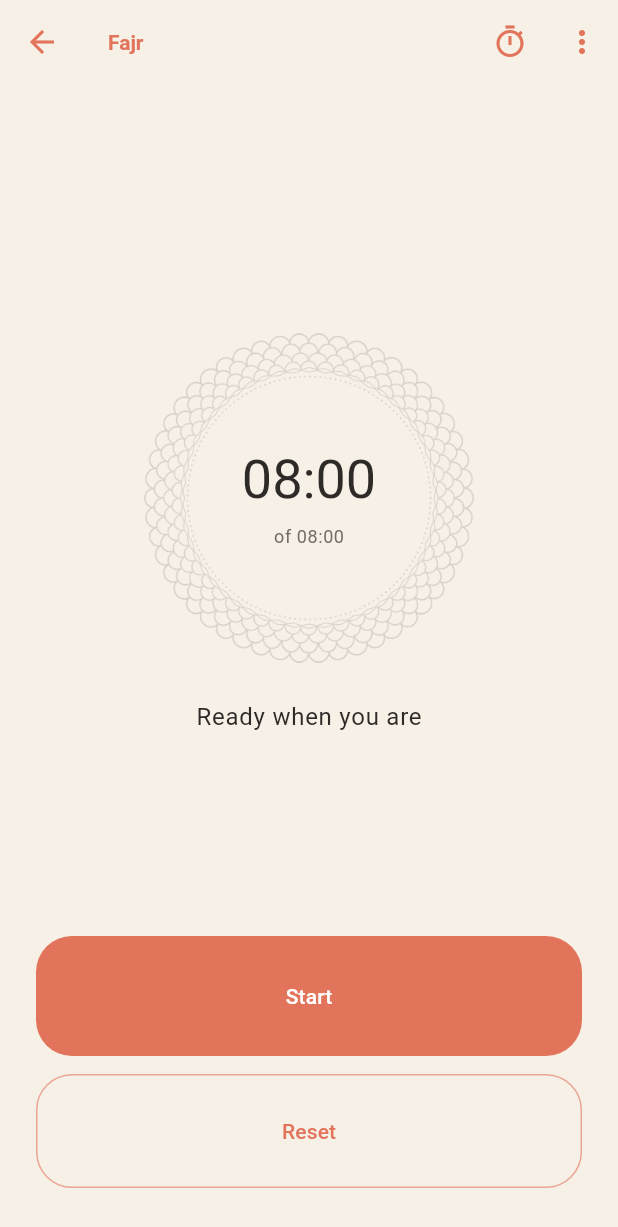
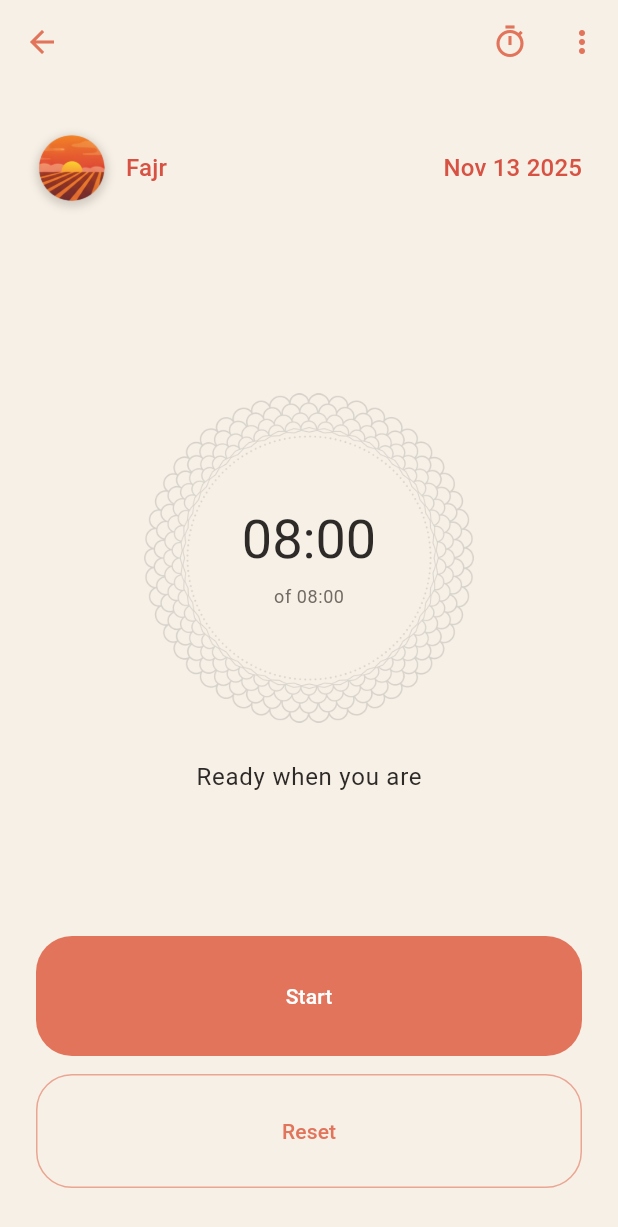
Before and after one commit to SulemanKazi/Khushu, a Flutter app: the screen it shows after launch, after a tap on "Fajr", on a phone screen of 412 x 824 dp. Shown: the top 1227 px of the screen. Run offline on Flutter 3.47's test engine with Material 3 defaults, Android fonts, the phone set to English and light mode, and no system bars; our stand-ins replace shared_preferences.

Commit message:
Update timer page with prayer icon

```diff
--- a/lib/screens/prayer_timer_screen.dart
+++ b/lib/screens/prayer_timer_screen.dart
@@ -4,6 +4,31 @@ import 'package:provider/provider.dart';
 import '../models/prayer_models.dart';
 import '../state/prayer_controller.dart';
 import '../widgets/animated_progress_ring.dart';
+
+const _prayerAssetMap = <PrayerType, String>{
+  PrayerType.fajr: 'resources/Fajar.png',
+  PrayerType.dhuhr: 'resources/Dhuhr.png',
+  PrayerType.asr: 'resources/Asr.png',
+  PrayerType.maghrib: 'resources/Maghrib.png',
+  PrayerType.isha: 'resources/Isha.png',
+};
+
+const _titleColor = Color(0xFFD75243);
+
+const _monthAbbreviations = <String>[
+  'Jan',
+  'Feb',
+  'Mar',
+  'Apr',
+  'May',
+  'Jun',
+  'Jul',
+  'Aug',
+  'Sep',
+  'Oct',
+  'Nov',
+  'Dec',
+];
 
 class PrayerTimerScreen extends StatelessWidget {
   const PrayerTimerScreen({super.key, required this.prayerType});
@@ -22,6 +47,13 @@ class PrayerTimerScreen extends StatelessWidget {
         final isRunning = controller.isRunning(prayerType);
         final isPaused = controller.isPaused(prayerType);
         final isCompleted = controller.isCompleted(prayerType);
+        final assetPath = _prayerAssetMap[prayerType];
+        final now = DateTime.now();
+        final formattedDate =
+            '${_monthAbbreviations[now.month - 1]} ${now.day.toString().padLeft(2, '0')} ${now.year}';
+        final textStyle = Theme.of(context).textTheme.titleMedium?.copyWith(
+              color: _titleColor,
+            );
         final totalSeconds = total.inSeconds;
         final remainingSeconds = remaining.inSeconds.clamp(0, totalSeconds);
         final progress = totalSeconds == 0
@@ -30,7 +62,6 @@ class PrayerTimerScreen extends StatelessWidget {
 
         return Scaffold(
           appBar: AppBar(
-            title: Text(info.label),
             actions: [
               IconButton(
                 icon: const Icon(Icons.timer_outlined),
@@ -58,6 +89,64 @@ class PrayerTimerScreen extends StatelessWidget {
               padding: const EdgeInsets.symmetric(horizontal: 24, vertical: 32),
               child: Column(
                 children: [
+                  // Present the selected prayer metadata above the timer ring.
+                  Row(
+                    crossAxisAlignment: CrossAxisAlignment.center,
+                    children: [
+                      Container(
+                        width: 48,
+                        height: 48,
+                        decoration: BoxDecoration(
+                          shape: BoxShape.circle,
+                          boxShadow: [
+                            BoxShadow(
+                              color: Colors.black.withOpacity(0.15),
+                              offset: const Offset(0, 2),
+                              blurRadius: 4,
+                            ),
+                          ],
+                        ),
+                        child: ClipOval(
+                          child: assetPath != null
+                              ? Image.asset(
+                                  assetPath,
+                                  fit: BoxFit.cover,
+                                )
+                              : Container(
+                                  color: Theme.of(context)
+                                      .colorScheme
+                                      .primary
+                                      .withOpacity(0.1),
+                                  alignment: Alignment.center,
+                                  child: Text(
+                                    info.label.substring(0, 1),
+                                    style: Theme.of(context)
+                                        .textTheme
+                                        .titleMedium
+                                        ?.copyWith(
+                                          color: Theme.of(context)
+                                              .colorScheme
+                                              .primary,
+                                          fontWeight: FontWeight.w600,
+                                        ),
+                                  ),
+                                ),
+                        ),
+                      ),
+                      const SizedBox(width: 12),
+                      Expanded(
+                        child: Text(
+                          info.label,
+                          style: textStyle,
+                        ),
+                      ),
+                      Text(
+                        formattedDate,
+                        style: textStyle,
+                      ),
+                    ],
+                  ),
+                  const SizedBox(height: 32),
                   Expanded(
                     child: Column(
                       mainAxisAlignment: MainAxisAlignment.center,
```
